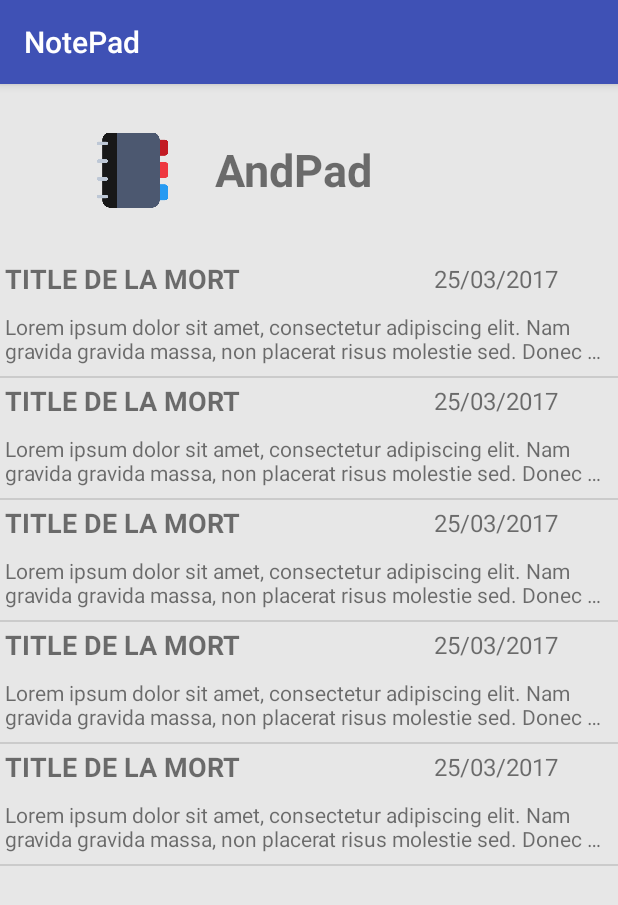
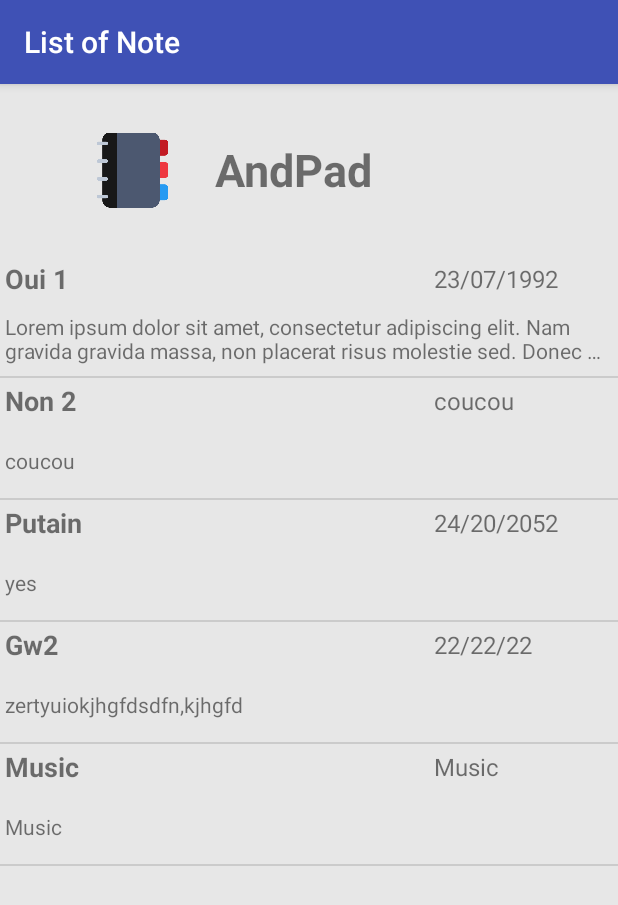
Before and after one commit to VincentGuidon/AndPad, an Android app: the screen it shows after launch (NotePadActivity before the commit, NotePadList after it), on a phone screen of 412 x 824 dp. Shown: the top 905 px of the screen. Run offline under Robolectric (Android 15) with nearby library versions, the phone set to English and light mode, and no system bars.

Commit message:
Dynamic Change between List and NotePad

```diff
--- a/app/src/main/AndroidManifest.xml
+++ b/app/src/main/AndroidManifest.xml
@@ -15,6 +15,10 @@
             </intent-filter>
         </activity>
         <activity
+            android:name="com.andpad.andpad.NotePadList"
+            android:label="List of Note"
+            />
+        <activity
             android:name="com.andpad.andpad.NotePadActivity"
             android:label="NotePad"
             />
--- a/app/src/main/java/com/andpad/andpad/ListViewAdapter.java
+++ b/app/src/main/java/com/andpad/andpad/ListViewAdapter.java
@@ -2,10 +2,15 @@ package com.andpad.andpad;
 
 import android.app.Activity;
 import android.content.Context;
+import android.content.Intent;
+import android.util.Property;
 import android.view.LayoutInflater;
 import android.view.View;
 import android.view.ViewGroup;
 import android.widget.ArrayAdapter;
+import android.widget.LinearLayout;
+import android.widget.ListView;
+import android.widget.TextView;
 
 import java.util.ArrayList;
 import java.util.List;
@@ -20,18 +25,35 @@ public class ListViewAdapter extends ArrayAdapter<ListContainer> {
     Context context;
     int resource;
 
-    public ListViewAdapter(Context context, int resource, List<ListContainer> objects) {
+    public ListViewAdapter(Context context, int resource, List<ListContainer> objects)
+    {
         super(context, resource, objects);
         this.list = objects;
         this.context = context;
         this.resource = resource;
-    }
+     }
 
     @Override
     public View getView(int position, View convertView, ViewGroup parent)
     {
-        LayoutInflater inflater = ((Activity) context).getLayoutInflater();
-        View view = inflater.inflate(resource, parent, false);
+      //  LayoutInflater inflater = ((Activity) context).getLayoutInflater();
+       // View view = inflater.inflate(resource, parent, false);
+
+        ListContainer container = list.get(position);
+
+        LayoutInflater inflater = (LayoutInflater) context.getSystemService(Activity.LAYOUT_INFLATER_SERVICE);
+        View view = inflater.inflate(R.layout.infalter_notepad, null);
+
+        TextView Title = (TextView) view.findViewById(R.id.ListTextTitle);
+        TextView Content = (TextView) view.findViewById(R.id.ListTextContent);
+        TextView Date = (TextView) view.findViewById(R.id.ListTextDate);
+
+        Title.setText(String.valueOf(container.Title));
+        Content.setText(String.valueOf(container.Content));
+        Date.setText(String.valueOf(container.Date));
+
+
         return (view);
     }
+
 }
--- a/app/src/main/java/com/andpad/andpad/MainActivity.java
+++ b/app/src/main/java/com/andpad/andpad/MainActivity.java
@@ -1,18 +1,9 @@
 package com.andpad.andpad;
 
 import android.content.Intent;
-import android.graphics.Color;
-import android.graphics.drawable.ColorDrawable;
-import android.graphics.drawable.Drawable;
-import android.preference.PreferenceFragment;
 import android.support.v7.app.AppCompatActivity;
 import android.os.Bundle;
-import android.view.View;
 import android.view.Window;
-import android.widget.Button;
-import android.widget.RelativeLayout;
-
-import java.sql.Time;
 
 public class MainActivity extends AppCompatActivity  {
 
@@ -23,8 +14,8 @@ public class MainActivity extends AppCompatActivity  {
         super.onCreate(savedInstanceState);
         setContentView(R.layout.logo_activity);
 
-        startActivity(new Intent(this, NotePadActivity.class));
-        this.finish();
+        startActivity(new Intent(this, NotePadList.class));
+       this.finish();
     }
 
 
--- a/app/src/main/java/com/andpad/andpad/NotePadActivity.java
+++ b/app/src/main/java/com/andpad/andpad/NotePadActivity.java
@@ -1,57 +1,32 @@
 package com.andpad.andpad;
 
+import android.app.Activity;
 import android.content.Intent;
 import android.os.Bundle;
-import android.support.v7.app.AppCompatActivity;
 import android.view.Window;
-import android.widget.ListView;
+import android.widget.EditText;
+import android.widget.TextView;
 
-import java.sql.Time;
-import java.util.ArrayList;
-import java.util.Arrays;
-import java.util.List;
+/**
+ * Created by Vincent on 26/03/2017.
+ */
 
-public class NotePadActivity extends AppCompatActivity  {
-
-    List<ListContainer> list;
-    ListView listView;
+public class NotePadActivity extends Activity {
 
     @Override
     protected void onCreate(Bundle savedInstanceState) {
         super.onCreate(savedInstanceState);
         requestWindowFeature(Window.FEATURE_NO_TITLE);
-        setContentView(R.layout.main_activity);
 
-        list = new ArrayList<ListContainer>();
+        Intent intent = getIntent();
 
+        String Title = intent.getStringExtra("Title");
+        String Content= intent.getStringExtra("Content");
+        String Date= intent.getStringExtra("Date");
 
-        ListContainer tmp = new ListContainer();
+        setContentView(R.layout.notepad_activity);
 
-        //debug
-        tmp.Title = "Oui 1";
-        tmp.Date = "23/07/1992";
-        tmp.Content = "Lorem ipsum dolor sit amet, consectetur adipiscing elit. Nam gravida gravida massa, non placerat risus molestie sed. Donec nec metus sapien. In pretium nulla justo, id varius dui efficitur ac. Vestibulum semper justo eget lectus mollis, quis maximus ipsum consequat. Suspendisse in justo ex. Duis porta sapien arcu. Quisque suscipit tempus arcu a posuere. Sed eget mi ut nisl tincidunt ullamcorper id sed dolor. Fusce id hendrerit justo. Aliquam convallis lectus lectus, a vehicula augue pharetra eu. Vestibulum ligula nunc, laoreet nec orci sit amet, egestas sagittis eros.\n" +
-                "\n" +
-                "Duis vitae erat suscipit, viverra ipsum sed, molestie felis. Nam imperdiet mi at turpis maximus aliquet. Maecenas suscipit sagittis augue, et faucibus nisi porta quis. Nunc vitae consequat ante, vel condimentum arcu. Nulla sit amet faucibus justo, id ultricies nunc. Proin pretium nibh nec massa ornare, eget tincidunt risus luctus. In congue, nunc ac euismod vulputate, libero velit pretium purus, ultrices convallis risus quam ut quam. Ut in consectetur ligula.\n" +
-                "\n" +
-                "Vivamus elementum tellus et lacinia interdum. Aliquam porta ligula orci, nec aliquam est porta sed. Phasellus dictum euismod tincidunt. Vestibulum nec sapien pellentesque, scelerisque turpis at, gravida tellus. Quisque aliquam leo nibh, ac vestibulum massa bibendum consectetur. Suspendisse rhoncus massa in sapien ultricies tincidunt. Praesent feugiat volutpat eros, in sodales odio efficitur vel.\n" +
-                "\n" +
-                "Sed rutrum nunc sed augue tincidunt, id eleifend quam elementum. Fusce aliquet feugiat mi, eu malesuada enim imperdiet eu. Quisque mollis nisl ut ipsum feugiat dapibus. Quisque tincidunt mollis sapien, eu gravida sapien tristique convallis. Suspendisse id felis congue, iaculis urna non, efficitur dolor. Donec dapibus erat et porttitor finibus. Phasellus eros augue, ornare vitae neque eu, tincidunt varius purus. Fusce euismod, justo ut lacinia dictum, sem tellus convallis odio, nec convallis metus mi vel enim. Mauris semper mi quis arcu lacinia pharetra. Morbi tincidunt auctor ipsum vel rutrum. Etiam et odio sem. Mauris nulla mi, tempus pulvinar varius nec, consequat non nunc\n";
-
-        list.add(tmp);
-        tmp.Title = "Non 2";
-        list.add(tmp);
-        tmp.Title = "Putain";
-        list.add(tmp);
-        tmp.Title = "Gw2";
-        list.add(tmp);
-        tmp.Title = "Music";
-        list.add(tmp);
-        //!debug
-
-        ListViewAdapter adapter = new ListViewAdapter(this, R.layout.infalter_notepad, list);
-        listView = (ListView) findViewById(R.id.ListViewMain);
-        listView.setAdapter(adapter);
+        ((EditText) findViewById(R.id.TexxtViewTitle)).setText(Title);
+        ((EditText) findViewById(R.id.TextViewContent)).setText(Content);
     }
-
 }
--- /dev/null
+++ b/app/src/main/java/com/andpad/andpad/NotePadList.java
@@ -0,0 +1,96 @@
+package com.andpad.andpad;
+
+import android.content.Intent;
+import android.os.Bundle;
+import android.support.v7.app.AppCompatActivity;
+import android.view.View;
+import android.view.Window;
+import android.widget.Adapter;
+import android.widget.AdapterView;
+import android.widget.ListView;
+import android.widget.TextView;
+
+import java.sql.Time;
+import java.util.ArrayList;
+import java.util.Arrays;
+import java.util.List;
+
+import static android.R.attr.value;
+
+public class NotePadList extends AppCompatActivity {
+
+    List<ListContainer> list;
+    ListView listView;
+
+    @Override
+    protected void onCreate(Bundle savedInstanceState) {
+        super.onCreate(savedInstanceState);
+        requestWindowFeature(Window.FEATURE_NO_TITLE);
+        setContentView(R.layout.main_activity);
+
+        list = new ArrayList<ListContainer>();
+
+
+        ListContainer tmp = new ListContainer();
+        ListContainer tmp1 = new ListContainer();
+        ListContainer tmp2 = new ListContainer();
+        ListContainer tmp3 = new ListContainer();
+        ListContainer tmp4 = new ListContainer();
+
+        //debug
+        tmp.Title = "Oui 1";
+        tmp.Date = "23/07/1992";
+        tmp.Content = "Lorem ipsum dolor sit amet, consectetur adipiscing elit. Nam gravida gravida massa, non placerat risus molestie sed. Donec nec metus sapien. In pretium nulla justo, id varius dui efficitur ac. Vestibulum semper justo eget lectus mollis, quis maximus ipsum consequat. Suspendisse in justo ex. Duis porta sapien arcu. Quisque suscipit tempus arcu a posuere. Sed eget mi ut nisl tincidunt ullamcorper id sed dolor. Fusce id hendrerit justo. Aliquam convallis lectus lectus, a vehicula augue pharetra eu. Vestibulum ligula nunc, laoreet nec orci sit amet, egestas sagittis eros.\n" +
+                "\n" +
+                "Duis vitae erat suscipit, viverra ipsum sed, molestie felis. Nam imperdiet mi at turpis maximus aliquet. Maecenas suscipit sagittis augue, et faucibus nisi porta quis. Nunc vitae consequat ante, vel condimentum arcu. Nulla sit amet faucibus justo, id ultricies nunc. Proin pretium nibh nec massa ornare, eget tincidunt risus luctus. In congue, nunc ac euismod vulputate, libero velit pretium purus, ultrices convallis risus quam ut quam. Ut in consectetur ligula.\n" +
+                "\n" +
+                "Vivamus elementum tellus et lacinia interdum. Aliquam porta ligula orci, nec aliquam est porta sed. Phasellus dictum euismod tincidunt. Vestibulum nec sapien pellentesque, scelerisque turpis at, gravida tellus. Quisque aliquam leo nibh, ac vestibulum massa bibendum consectetur. Suspendisse rhoncus massa in sapien ultricies tincidunt. Praesent feugiat volutpat eros, in sodales odio efficitur vel.\n" +
+                "\n" +
+                "Sed rutrum nunc sed augue tincidunt, id eleifend quam elementum. Fusce aliquet feugiat mi, eu malesuada enim imperdiet eu. Quisque mollis nisl ut ipsum feugiat dapibus. Quisque tincidunt mollis sapien, eu gravida sapien tristique convallis. Suspendisse id felis congue, iaculis urna non, efficitur dolor. Donec dapibus erat et porttitor finibus. Phasellus eros augue, ornare vitae neque eu, tincidunt varius purus. Fusce euismod, justo ut lacinia dictum, sem tellus convallis odio, nec convallis metus mi vel enim. Mauris semper mi quis arcu lacinia pharetra. Morbi tincidunt auctor ipsum vel rutrum. Etiam et odio sem. Mauris nulla mi, tempus pulvinar varius nec, consequat non nunc\n";
+
+        list.add(tmp);
+        tmp1.Title = "Non 2";
+        tmp1.Content = "coucou";
+        tmp1.Date = "coucou";
+        list.add(tmp1);
+        tmp2.Title = "Putain";
+        tmp2.Content = "yes";
+        tmp2.Date = "24/20/2052";
+        list.add(tmp2);
+        tmp3.Title = "Gw2";
+        tmp3.Content = "zertyuiokjhgfdsdfn,kjhgfd";
+        tmp3.Date = "22/22/22";
+        list.add(tmp3);
+        tmp4.Title = "Music";
+        tmp4.Content = "Music";
+        tmp4.Date = "Music";
+        list.add(tmp4);
+        //!debug
+
+
+
+        ListViewAdapter adapter = new ListViewAdapter(this, R.layout.infalter_notepad, list);
+        listView = (ListView) findViewById(R.id.ListViewMain);
+
+        listView.setOnItemClickListener(new AdapterView.OnItemClickListener() {
+            @Override
+            public void onItemClick(AdapterView<?> parent, View view, int position, long id)
+            {
+                Intent intent = new Intent(parent.getContext(), NotePadActivity.class);
+
+                String Title = ((TextView) view.findViewById(R.id.ListTextTitle)).getText().toString();
+                String Content = ((TextView) view.findViewById(R.id.ListTextContent)).getText().toString();
+                String Date = ((TextView) view.findViewById(R.id.ListTextDate)).getText().toString();
+
+                intent.putExtra("Title", Title);
+                intent.putExtra("Content", Content);
+                intent.putExtra("Date", Date);
+
+                startActivity(intent);
+            }
+        });
+
+        listView.setAdapter(adapter);
+    }
+
+}
```
Also changed, not shown: app/src/main/res/layout/notepad_activity.xml (+6 -4 lines).
